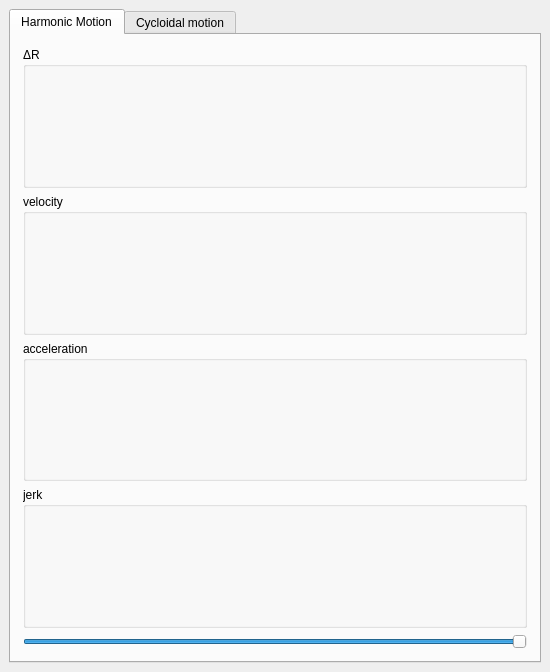
Before: the Qt Designer form core/main.ui in 40323230/camCal, drawn with Qt 5.
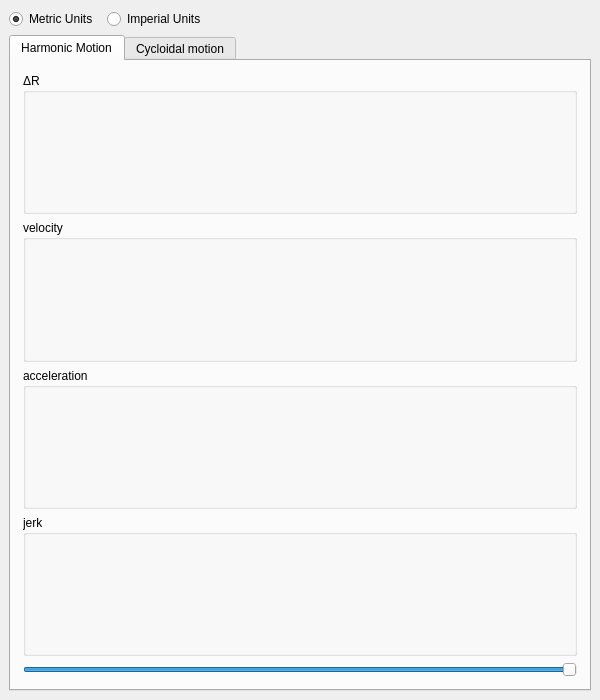
After: the same form once the commit is applied.

```diff
--- a/core/main.ui
+++ b/core/main.ui
@@ -6,14 +6,14 @@
    <rect>
     <x>0</x>
     <y>0</y>
-    <width>550</width>
-    <height>672</height>
+    <width>600</width>
+    <height>700</height>
    </rect>
   </property>
   <property name="minimumSize">
    <size>
-    <width>550</width>
-    <height>672</height>
+    <width>600</width>
+    <height>700</height>
    </size>
   </property>
   <property name="windowTitle">
@@ -21,6 +21,40 @@
   </property>
   <widget class="QWidget" name="centralWidget">
    <layout class="QVBoxLayout" name="verticalLayout">
+    <item>
+     <layout class="QHBoxLayout" name="horizontalLayout">
+      <item>
+       <widget class="QRadioButton" name="MU">
+        <property name="text">
+         <string>Metric Units </string>
+        </property>
+        <property name="checked">
+         <bool>true</bool>
+        </property>
+       </widget>
+      </item>
+      <item>
+       <widget class="QRadioButton" name="IU">
+        <property name="text">
+         <string>Imperial Units</string>
+        </property>
+       </widget>
+      </item>
+      <item>
+       <spacer name="horizontalSpacer">
+        <property name="orientation">
+         <enum>Qt::Horizontal</enum>
+        </property>
+        <property name="sizeHint" stdset="0">
+         <size>
+          <width>40</width>
+          <height>20</height>
+         </size>
+        </property>
+       </spacer>
+      </item>
+     </layout>
+    </item>
     <item>
      <widget class="QTabWidget" name="tabWidget">
       <property name="currentIndex">
```
